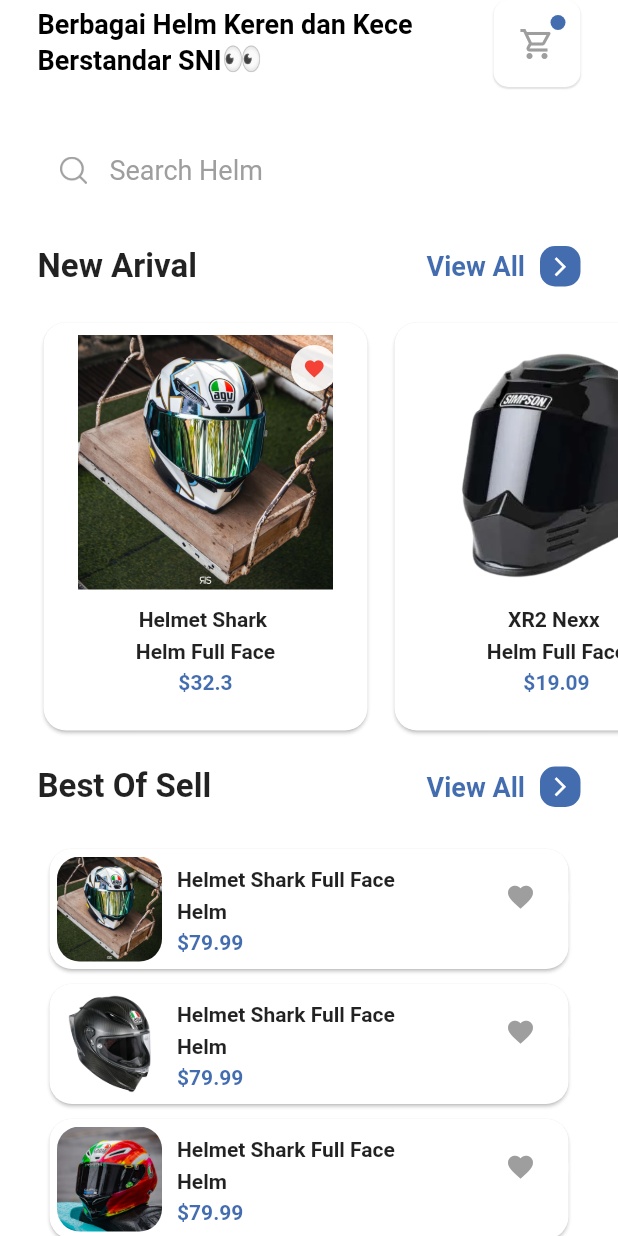
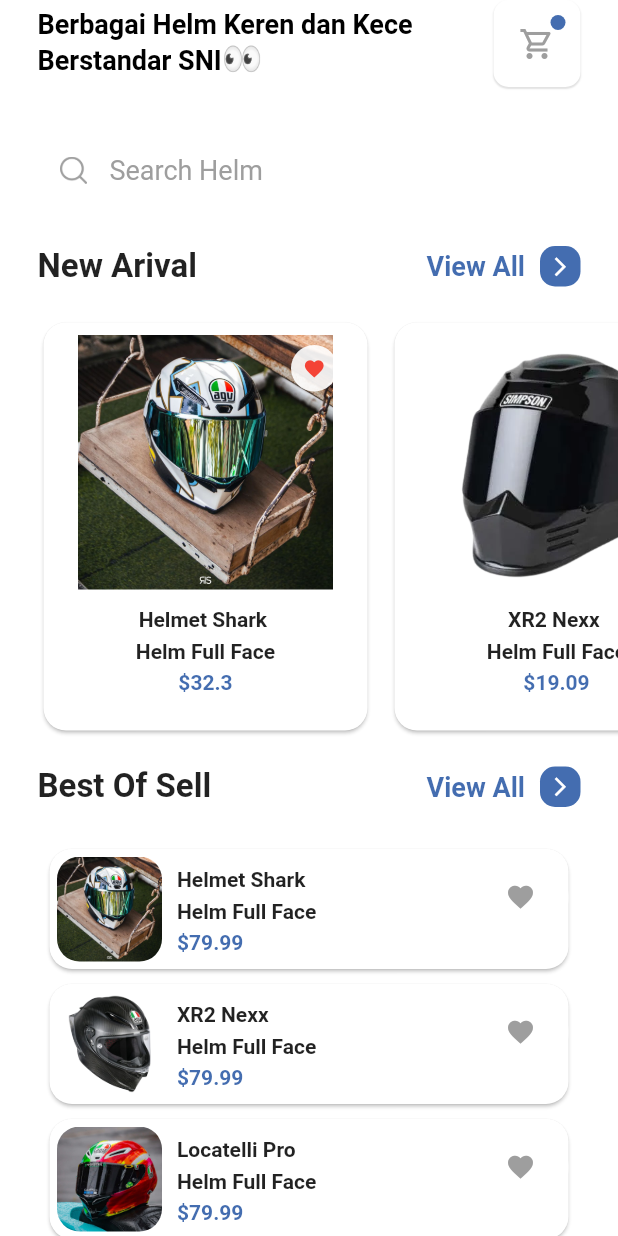
Before and after one commit to RadityaRevanto/Projek_PAS, a Flutter app: the HomePage screen opened directly, on a phone screen of 412 x 824 dp. Run offline on Flutter 3.47's test engine with Material 2 defaults, Android fonts, the light colour scheme and no system bars; our stand-ins replace bloc, equatable, flutter_bloc, flutter_svg, font_awesome_flutter, google_fonts and 1 more; accounts and stored records are empty.

Commit message:
update FavoritePage

```diff
--- a/lib/HomePage/models/helm.dart
+++ b/lib/HomePage/models/helm.dart
@@ -51,53 +51,30 @@
   String subtitle;
   String price;
   String imageURL;
-  List<String> detailUrl;
 
-  Helm(this.title, this.subtitle, this.price, this.imageURL, this.detailUrl);
+  Helm(this.title, this.subtitle, this.price, this.imageURL);
   static List<Helm> generateHelm(){
     return [
       Helm(
-          'Helmet Shark Full Face',
-          'Helm',
+          'Helmet Shark ',
+          'Helm Full Face',
           '\$79.99',
-          'assets/images/helmig.jpg',
-          ['assets/images/helmig.jpg', 'assets/images/helmig.jpg']),
+          'assets/images/helmig.jpg'),
       Helm(
-          'Helmet Shark Full Face',
-          'Helm',
+          'XR2 Nexx ',
+          'Helm Full Face',
           '\$79.99',
-          'assets/images/agvcarbon.png',
-          ['assets/images/agvcarbon.png', 'assets/images/agvcarbon.png']),
+          'assets/images/agvcarbon.png'),
       Helm(
-          'Helmet Shark Full Face',
-          'Helm',
+          'Locatelli Pro',
+          'Helm Full Face',
           '\$79.99',
-          'assets/images/helmig2.jpg',
-          ['assets/images/helmig2.jpg', 'assets/images/helmig2.jpg']),
+          'assets/images/helmig2.jpg'),
       Helm(
-          'Helmet Shark Full Face',
-          'Helm',
+          'Snail ',
+          'Helm Full Face',
           '\$79.99',
-          'assets/images/kyt1.png',
-          [ 'assets/images/kyt1.png',  'assets/images/kyt1.png']),
-      Helm(
-          'Helmet Shark Full Face',
-          'Helm',
-          '\$79.99',
-          'assets/images/hjc.png',
-          ['assets/images/hjc.png', 'assets/images/hjc.png']),
-      Helm(
-          'Helmet Shark Full Face',
-          'Helm',
-          '\$79.99',
-          'assets/images/helmig2.jpg',
-          ['assets/images/helmig2.jpg', 'assets/images/helmig2.jpg']),
-      Helm(
-          'Helmet Shark Full Face',
-          'Helm',
-          '\$79.99',
-          'assets/images/helmig2.jpg',
-          ['assets/images/helmig2.jpg', 'assets/images/helmig2.jpg']),
+          'assets/images/kyt1.png'),
     ];
   }
 }
--- a/lib/HomePage/widgets/best_sell.dart
+++ b/lib/HomePage/widgets/best_sell.dart
@@ -38,6 +38,14 @@
       checkExist = false;
     });
   }
+
+  @override
+  void initState() {
+    // TODO: implement initState
+    super.initState();
+    read();
+  }
+
   @override
   Widget build(BuildContext context) {
     return Container(
```
